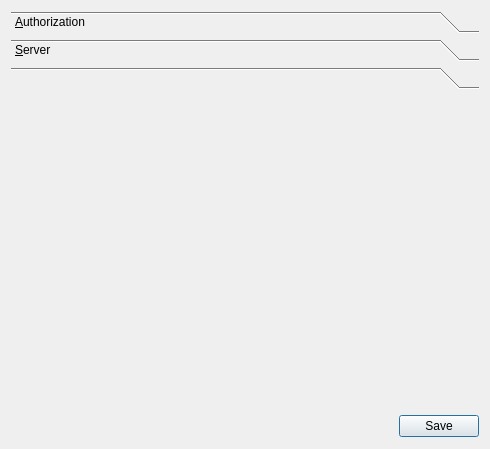
This is ui/config.ui in COMU/olric as Qt 5 draws it before an edit. The edited form follows.
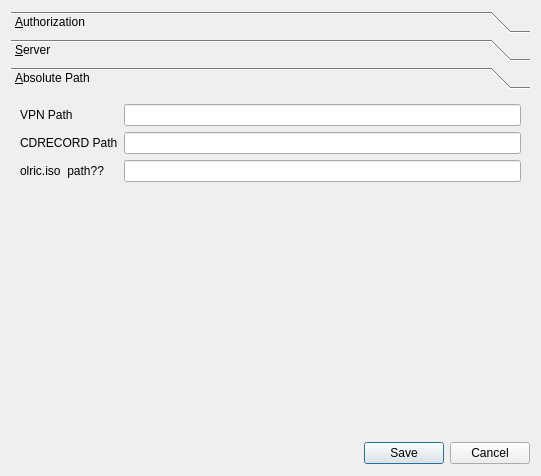
This is the edited form. The open tabs and pages were chosen to show the change.

The edit to the form file:
```diff
--- a/ui/config.ui
+++ b/ui/config.ui
@@ -6,35 +6,15 @@
    <rect>
     <x>0</x>
     <y>0</y>
-    <width>490</width>
-    <height>449</height>
+    <width>541</width>
+    <height>476</height>
    </rect>
   </property>
   <property name="windowTitle">
    <string>Dialog</string>
   </property>
-  <layout class="QGridLayout" name="gridLayout_3">
-   <item row="1" column="0">
-    <spacer name="horizontalSpacer">
-     <property name="orientation">
-      <enum>Qt::Horizontal</enum>
-     </property>
-     <property name="sizeHint" stdset="0">
-      <size>
-       <width>378</width>
-       <height>23</height>
-      </size>
-     </property>
-    </spacer>
-   </item>
-   <item row="1" column="1">
-    <widget class="QPushButton" name="pushButton">
-     <property name="text">
-      <string>Save</string>
-     </property>
-    </widget>
-   </item>
-   <item row="0" column="0" colspan="2">
+  <layout class="QGridLayout" name="gridLayout_4">
+   <item row="0" column="0" colspan="3">
     <widget class="QToolBox" name="toolBox">
      <property name="currentIndex">
       <number>2</number>
@@ -49,7 +29,7 @@
        </rect>
       </property>
       <attribute name="label">
-       <string>&amp;Authorization</string>
+       <string>&amp;Authorization </string>
       </attribute>
       <layout class="QGridLayout" name="gridLayout_2">
        <item row="0" column="0">
@@ -240,12 +220,105 @@
       </layout>
      </widget>
      <widget class="QWidget" name="page">
+      <property name="geometry">
+       <rect>
+        <x>0</x>
+        <y>0</y>
+        <width>523</width>
+        <height>333</height>
+       </rect>
+      </property>
       <attribute name="label">
-       <string/>
+       <string>&amp;Absolute Path</string>
       </attribute>
+      <layout class="QGridLayout" name="gridLayout_3">
+       <item row="0" column="0">
+        <widget class="QLabel" name="label">
+         <property name="text">
+          <string>VPN Path  </string>
+         </property>
+        </widget>
+       </item>
+       <item row="0" column="1">
+        <widget class="QLineEdit" name="lineEdit"/>
+       </item>
+       <item row="1" column="0">
+        <widget class="QLabel" name="label_2">
+         <property name="text">
+          <string>CDRECORD Path</string>
+         </property>
+        </widget>
+       </item>
+       <item row="1" column="1">
+        <widget class="QLineEdit" name="lineEdit_2"/>
+       </item>
+       <item row="2" column="0">
+        <widget class="QLabel" name="label_3">
+         <property name="text">
+          <string>olric.iso  path??</string>
+         </property>
+        </widget>
+       </item>
+       <item row="2" column="1">
+        <widget class="QLineEdit" name="lineEdit_3"/>
+       </item>
+       <item row="3" column="0">
+        <spacer name="verticalSpacer">
+         <property name="orientation">
+          <enum>Qt::Vertical</enum>
+         </property>
+         <property name="sizeHint" stdset="0">
+          <size>
+           <width>20</width>
+           <height>225</height>
+          </size>
+         </property>
+        </spacer>
+       </item>
+       <item row="3" column="1">
+        <spacer name="verticalSpacer_2">
+         <property name="orientation">
+          <enum>Qt::Vertical</enum>
+         </property>
+         <property name="sizeHint" stdset="0">
+          <size>
+           <width>20</width>
+           <height>225</height>
+          </size>
+         </property>
+        </spacer>
+       </item>
+      </layout>
      </widget>
     </widget>
    </item>
+   <item row="1" column="0">
+    <spacer name="horizontalSpacer">
+     <property name="orientation">
+      <enum>Qt::Horizontal</enum>
+     </property>
+     <property name="sizeHint" stdset="0">
+      <size>
+       <width>378</width>
+       <height>23</height>
+      </size>
+     </property>
+    </spacer>
+   </item>
+   <item row="1" column="1">
+    <widget class="QPushButton" name="pushButton_save">
+     <property name="text">
+      <string>Save</string>
+     </property>
+    </widget>
+   </item>
+   <item row="1" column="2">
+    <widget class="QPushButton" name="pushButton_cancel">
+     <property name="text">
+      <string>Cancel</string>
+     </property>
+    </widget>
+   </item>
   </layout>
  </widget>
  <resources/>
```
Left out of the diff: 12 changed lines with no effect on the pictures.
